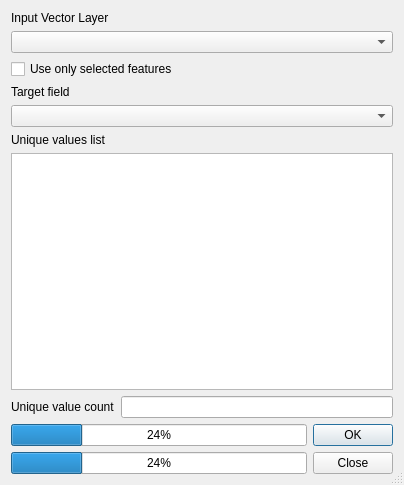
sourcepole/qgis, file qgis/python/plugins/fTools/tools/frmVisual.ui: the form before one commit.
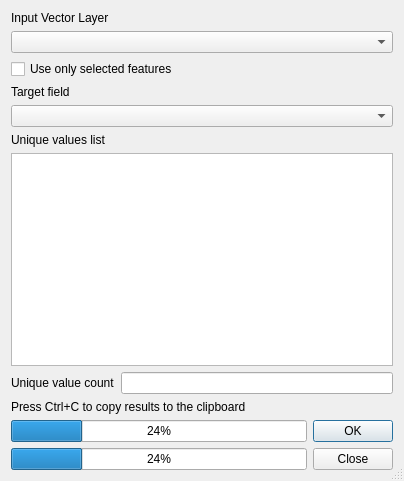
The form after the commit.

Commit message: fixes copy and pasting of results from several analysis tools. Patch from Alex.

Diff of the .ui file:
```diff
--- a/qgis/python/plugins/fTools/tools/frmVisual.ui
+++ b/qgis/python/plugins/fTools/tools/frmVisual.ui
@@ -10,7 +10,7 @@
     <x>0</x>
     <y>0</y>
     <width>404</width>
-    <height>485</height>
+    <height>481</height>
    </rect>
   </property>
   <property name="windowTitle">
@@ -152,6 +152,13 @@
      </property>
     </widget>
    </item>
+   <item row="7" column="0">
+    <widget class="QLabel" name="label_5">
+     <property name="text">
+      <string>Press Ctrl+C to copy results to the clipboard</string>
+     </property>
+    </widget>
+   </item>
   </layout>
  </widget>
  <resources/>
```
The commit also changes 1 other file.
